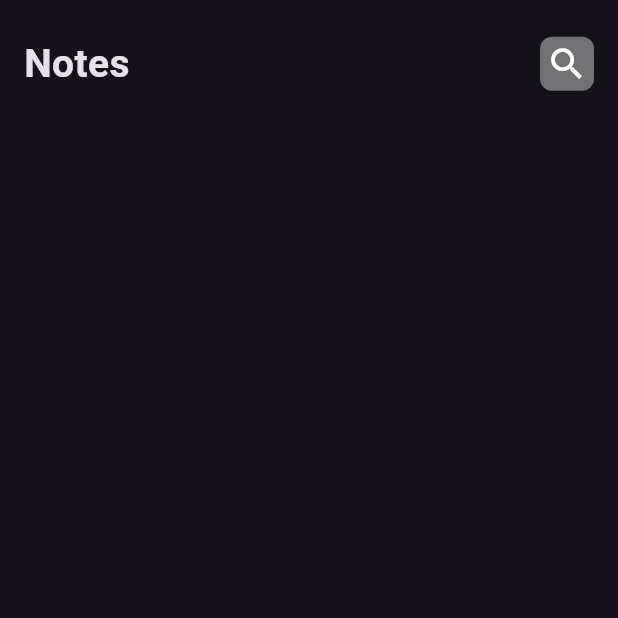
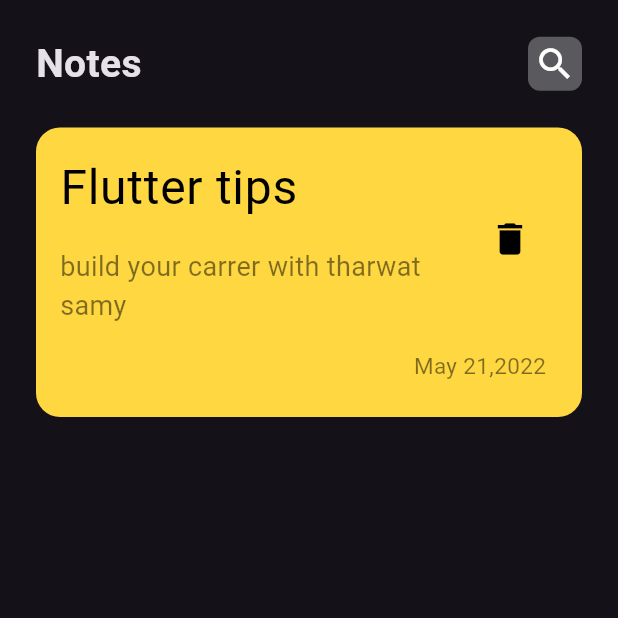
Before and after one commit to Yomna-Abdelmegeed/notes-app, a Flutter app: the screen it shows after launch, on a phone screen of 412 x 824 dp, the top half of it. Run offline on Flutter 3.47's test engine with Material 3 defaults, Android fonts, the phone set to English and light mode, and no system bars.

Commit message:
Create custom notes card.

```diff
--- a/lib/view/notes_view.dart
+++ b/lib/view/notes_view.dart
@@ -1,5 +1,6 @@
 import 'package:flutter/material.dart';
 import 'package:notes_app/view/widgets/custom_app_bar.dart';
+import 'package:notes_app/view/widgets/custom_notes_card.dart';
 
 class NotesView extends StatelessWidget {
   const NotesView({super.key});
@@ -14,6 +15,14 @@ class NotesView extends StatelessWidget {
             title: 'Notes',
             icon: Icons.search,
           ),
+          SizedBox(height: 24),
+          CustomNotesCard(
+            title: 'Flutter tips',
+            subtitle: 'build your carrer with tharwat samy',
+            date: 'May 21,2022',
+            color: Colors.amberAccent,
+            onPressed: () {},
+          ),
         ],
       ),
     );
--- a/lib/view/widgets/custom_app_bar.dart
+++ b/lib/view/widgets/custom_app_bar.dart
@@ -7,7 +7,7 @@ class CustomAppBar extends StatelessWidget {
   @override
   Widget build(BuildContext context) {
     return Padding(
-      padding: const EdgeInsets.symmetric(horizontal: 16),
+      padding: const EdgeInsets.symmetric(horizontal: 24),
       child: Row(
         mainAxisAlignment: MainAxisAlignment.spaceBetween,
         children: [
@@ -21,9 +21,7 @@ class CustomAppBar extends StatelessWidget {
           Container(
             padding: EdgeInsets.all(4),
             decoration: BoxDecoration(
-              color: Colors.white.withValues(
-                alpha: 0.4,
-              ),
+              color: Colors.white.withValues(alpha: 0.3),
               borderRadius: BorderRadius.circular(8),
             ),
             child: Icon(
--- /dev/null
+++ b/lib/view/widgets/custom_notes_card.dart
@@ -0,0 +1,76 @@
+import 'package:flutter/material.dart';
+
+class CustomNotesCard extends StatelessWidget {
+  const CustomNotesCard({
+    super.key,
+    required this.title,
+    required this.subtitle,
+    required this.date,
+    required this.color,
+    required this.onPressed,
+  });
+
+  final String title;
+  final String subtitle;
+  final String date;
+  final Color color;
+  final VoidCallback onPressed;
+  @override
+  Widget build(BuildContext context) {
+    return Padding(
+      padding: const EdgeInsets.symmetric(horizontal: 24),
+      child: Container(
+        decoration: BoxDecoration(
+          borderRadius: BorderRadius.circular(16),
+          color: color,
+        ),
+        child: Column(
+          crossAxisAlignment: CrossAxisAlignment.end,
+          children: [
+            ListTile(
+              title: Padding(
+                padding: const EdgeInsets.symmetric(vertical: 8.0),
+                child: Text(
+                  title,
+                  style: TextStyle(
+                    fontSize: 32,
+                    color: Colors.black,
+                  ),
+                ),
+              ),
+              subtitle: Padding(
+                padding: const EdgeInsets.symmetric(vertical: 8.0),
+                child: Text(
+                  subtitle,
+                  style: TextStyle(
+                    fontSize: 18,
+                    color: Colors.black.withValues(alpha: 0.5),
+                  ),
+                ),
+              ),
+              trailing: IconButton(
+                onPressed: onPressed,
+                icon: Icon(
+                  Icons.delete,
+                  color: Colors.black,
+                  size: 28,
+                ),
+              ),
+            ),
+            Padding(
+              padding: const EdgeInsets.only(right: 24),
+              child: Text(
+                date,
+                style: TextStyle(
+                  fontSize: 15,
+                  color: Colors.black.withValues(alpha: 0.5),
+                ),
+              ),
+            ),
+            SizedBox(height: 24)
+          ],
+        ),
+      ),
+    );
+  }
+}
```
